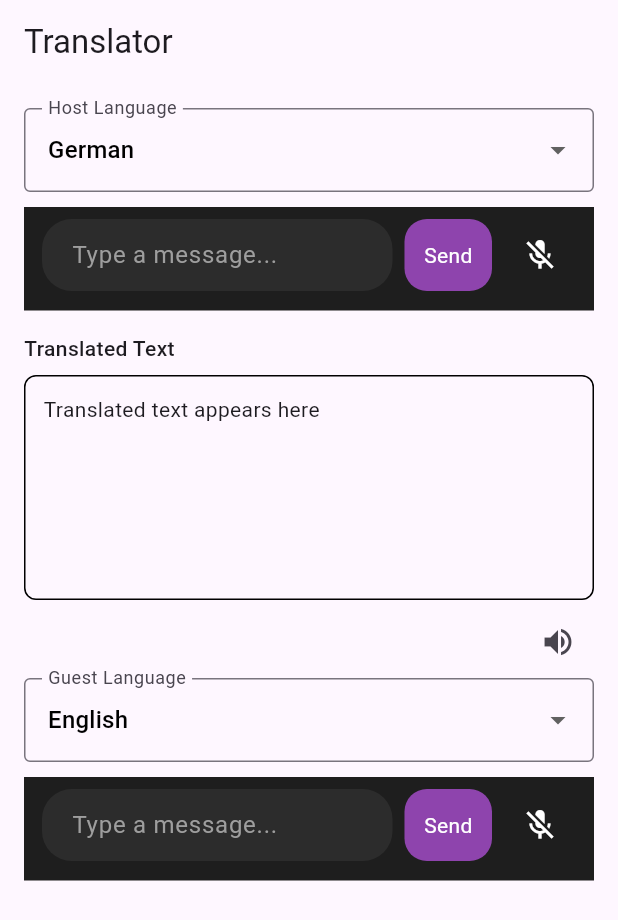
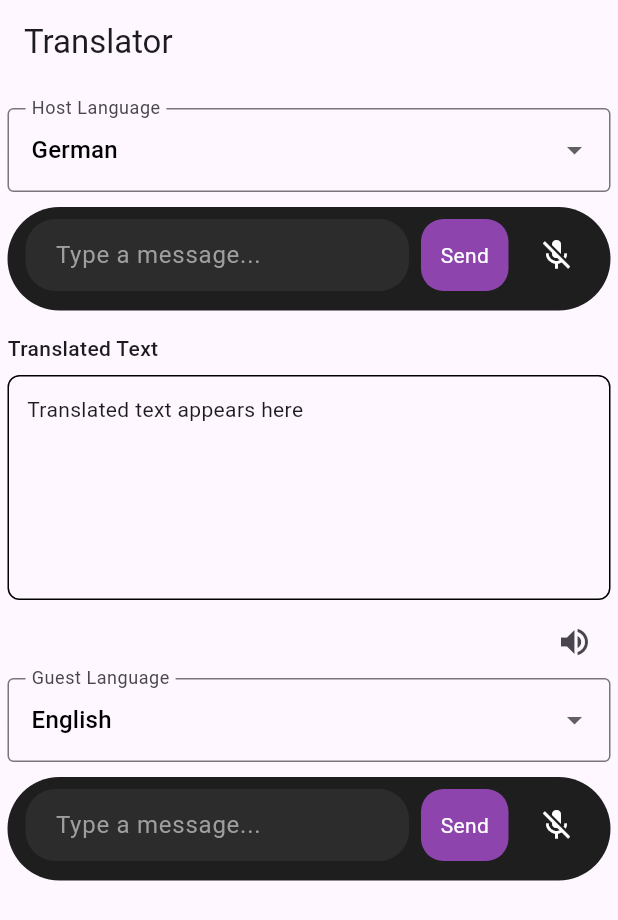
Before and after one commit to yudhisthira123/translation_ollama, a Flutter app: the screen it shows after launch, on a phone screen of 412 x 824 dp. Shown: the top 920 px of the screen. Run offline on Flutter 3.47's test engine with Material 3 defaults, Android fonts, the phone set to English and light mode, and no system bars; our stand-ins replace flutter_tts, speech_to_text; missing offline and left inert: ollama_dart.

Commit message:
Fixed minor ui fixes.

```diff
--- a/lib/screens/translation_screen.dart
+++ b/lib/screens/translation_screen.dart
@@ -19,7 +19,7 @@ class TranslationScreen extends StatelessWidget {
                 child: SingleChildScrollView(
                   child: SafeArea(
                     child: Padding(
-                      padding: const EdgeInsets.all(16),
+                      padding: const EdgeInsets.symmetric(vertical: 16, horizontal: 5),
                       child: Column(
                         children: [
 
--- a/lib/util/widgets/chatInputWidget.dart
+++ b/lib/util/widgets/chatInputWidget.dart
@@ -180,7 +180,10 @@ class _ChatInputWidgetState extends State<ChatInputWidget> {
             Container(
               width: 550,
               padding: const EdgeInsets.symmetric(horizontal: 12, vertical: 8),
-              color: const Color(0xFF1E1E1E),
+              decoration: BoxDecoration(
+                color: const Color(0xFF1E1E1E),
+                borderRadius: BorderRadius.circular(40),
+              ),
               child: Column(
                 crossAxisAlignment: CrossAxisAlignment.end,
                 children: [
```
